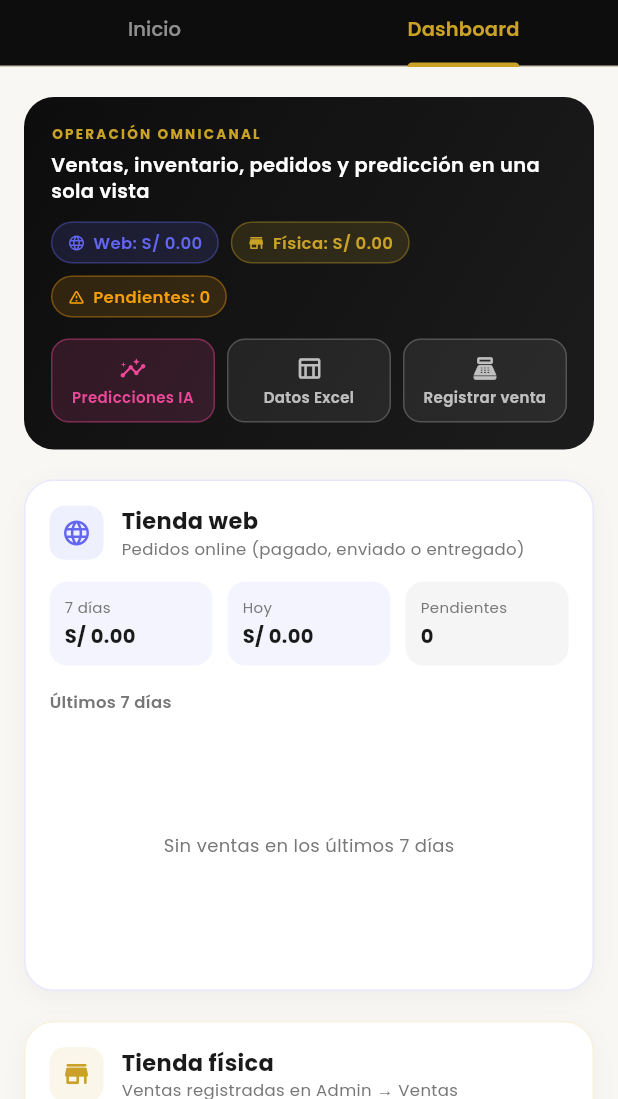
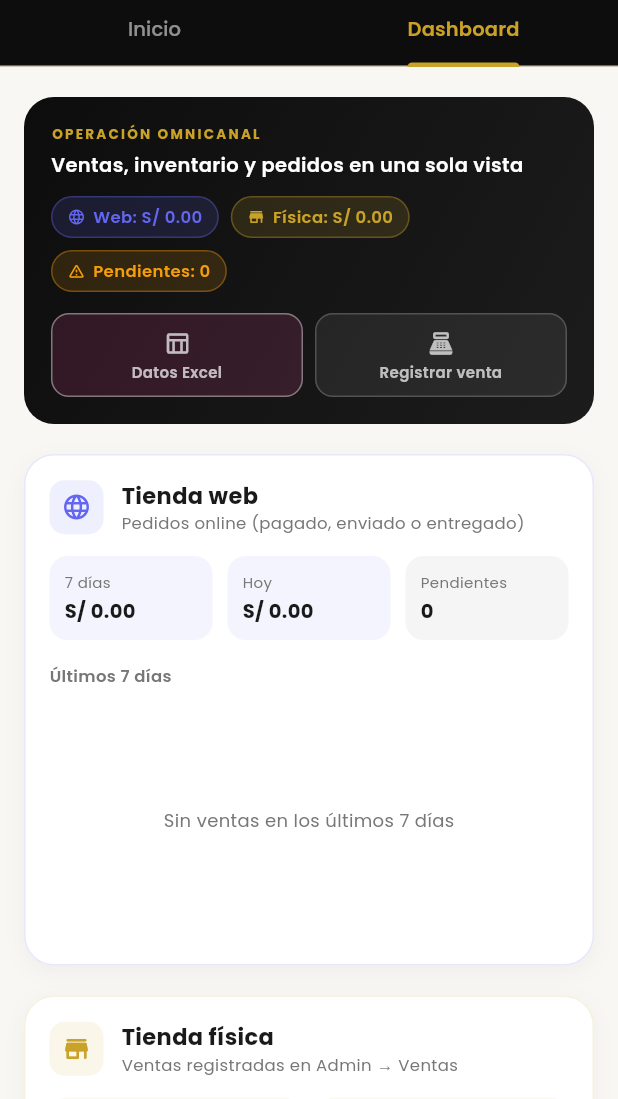
Before and after one commit to 76778920-tech/calzatura-vilchez-v3, a Flutter app: the AdminDashboardPage screen opened by its route, tab 2 chosen, on a phone screen of 412 x 824 dp, the part 137-1236 px from its top. Run offline on Flutter 3.47's test engine with Material 3 defaults, Android fonts, the phone set to English and light mode, and no system bars; drawn by our look-alikes of flutter_animate; our stand-ins replace badges, cached_network_image, custom_refresh_indicator, firebase_auth, firebase_core, fl_chart and 12 more; missing offline and left inert: flutter_stripe; accounts and stored records are empty; network calls fail.

Commit message:
chore(mobile): ocultar panel de predicciones IA temporalmente
Quita accesos y ruta /admin/predicciones del dashboard hasta alinear con el servicio actualizado.

Co-authored-by: Cursor <cursoragent@cursor.com>

```diff
--- a/calzatura-vilchez-mobile/lib/features/admin/presentation/pages/admin_dashboard_page.dart
+++ b/calzatura-vilchez-mobile/lib/features/admin/presentation/pages/admin_dashboard_page.dart
@@ -825,20 +825,12 @@ class _AdminDashboardPageState extends ConsumerState<AdminDashboardPage>
                                         delay: 240,
                                       ),
                                       _ModuleCard(
-                                        icon: Icons.insights_rounded,
-                                        label: 'Predicciones',
-                                        color: const Color(0xFFEC4899),
-                                        onTap: () =>
-                                            context.push('/admin/predicciones'),
-                                        delay: 300,
-                                      ),
-                                      _ModuleCard(
                                         icon: Icons.table_chart_outlined,
                                         label: 'Datos',
                                         color: const Color(0xFF06B6D4),
                                         onTap: () =>
                                             context.push('/admin/datos'),
-                                        delay: 360,
+                                        delay: 300,
                                       ),
                                     ],
                             ),
@@ -914,8 +906,6 @@ class _AdminDashboardPageState extends ConsumerState<AdminDashboardPage>
                         error: (_, _) => const SizedBox.shrink(),
                         data: (kpis) => _ExecutiveBand(
                           kpis: kpis,
-                          onPredictions: () =>
-                              context.push('/admin/predicciones'),
                           onData: () => context.push('/admin/datos'),
                           onSales: () => context.push('/admin/ventas'),
                         ),
@@ -1096,13 +1086,11 @@ class _AdminDashboardPageState extends ConsumerState<AdminDashboardPage>
 class _ExecutiveBand extends StatelessWidget {
   const _ExecutiveBand({
     required this.kpis,
-    required this.onPredictions,
     required this.onData,
     required this.onSales,
   });
 
   final Map<String, dynamic> kpis;
-  final VoidCallback onPredictions;
   final VoidCallback onData;
   final VoidCallback onSales;
 
@@ -1137,7 +1125,7 @@ class _ExecutiveBand extends StatelessWidget {
               ),
               const SizedBox(height: 6),
               const Text(
-                'Ventas, inventario, pedidos y predicción en una sola vista',
+                'Ventas, inventario y pedidos en una sola vista',
                 style: TextStyle(
                   color: Colors.white,
                   fontSize: 13,
@@ -1172,20 +1160,11 @@ class _ExecutiveBand extends StatelessWidget {
                 children: [
                   Expanded(
                     child: _ExecutiveAction(
-                      icon: Icons.insights_outlined,
-                      label: 'Predicciones IA',
-                      color: const Color(0xFFEC4899),
-                      onTap: onPredictions,
-                      isPrimary: true,
-                    ),
-                  ),
-                  const SizedBox(width: 8),
-                  Expanded(
-                    child: _ExecutiveAction(
                       icon: Icons.table_chart_outlined,
                       label: 'Datos Excel',
                       color: Colors.white70,
                       onTap: onData,
+                      isPrimary: true,
                     ),
                   ),
                   const SizedBox(width: 8),
```
Also changed, not shown: calzatura-vilchez-mobile/lib/core/router/app_router.dart (+2 -6 lines).
